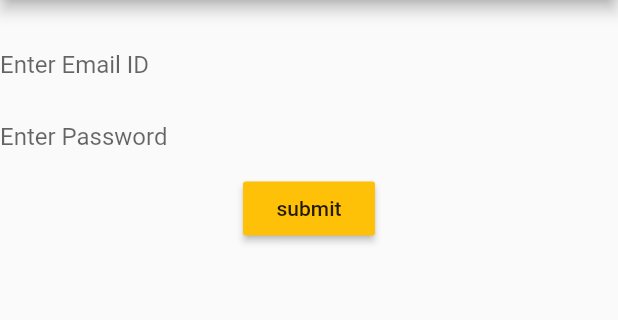
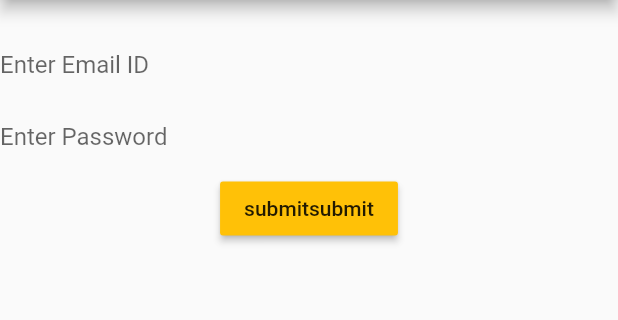
Before and after one commit to hari2babloo/isthree_flutter, a Flutter app: the screen it shows after launch, on a phone screen of 412 x 824 dp, the part 84-404 px from its top. Run offline on Flutter 3.47's test engine with Material 2 defaults, Android fonts, the phone set to English and light mode, and no system bars.

Commit message:
third commit

```diff
--- a/lib/main.dart
+++ b/lib/main.dart
@@ -89,7 +89,7 @@ print(data[1]["title"]);
              TextField(controller: emailController, decoration: InputDecoration(border: InputBorder.none,hintText: 'Enter Email ID'),),
              TextField(controller:password,decoration: InputDecoration(border: InputBorder.none,hintText: 'Enter Password'),),
             // TextField(decoration: InputDecoration(border: InputBorder.none,hintText: 'Enter a Name'),),
-              RaisedButton(onPressed: getdata,color: Colors.amber,child: Text('submit'),),
+              RaisedButton(onPressed: getdata,color: Colors.amber,child: Text('submitsubmit'),),
 
 
 
```
